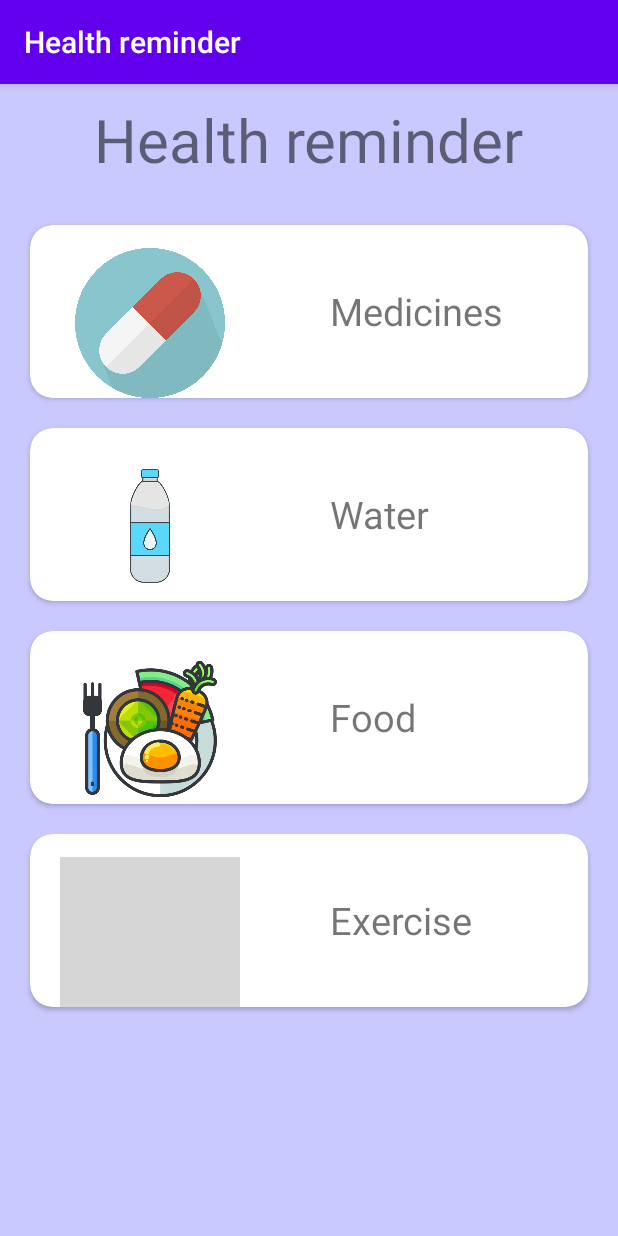
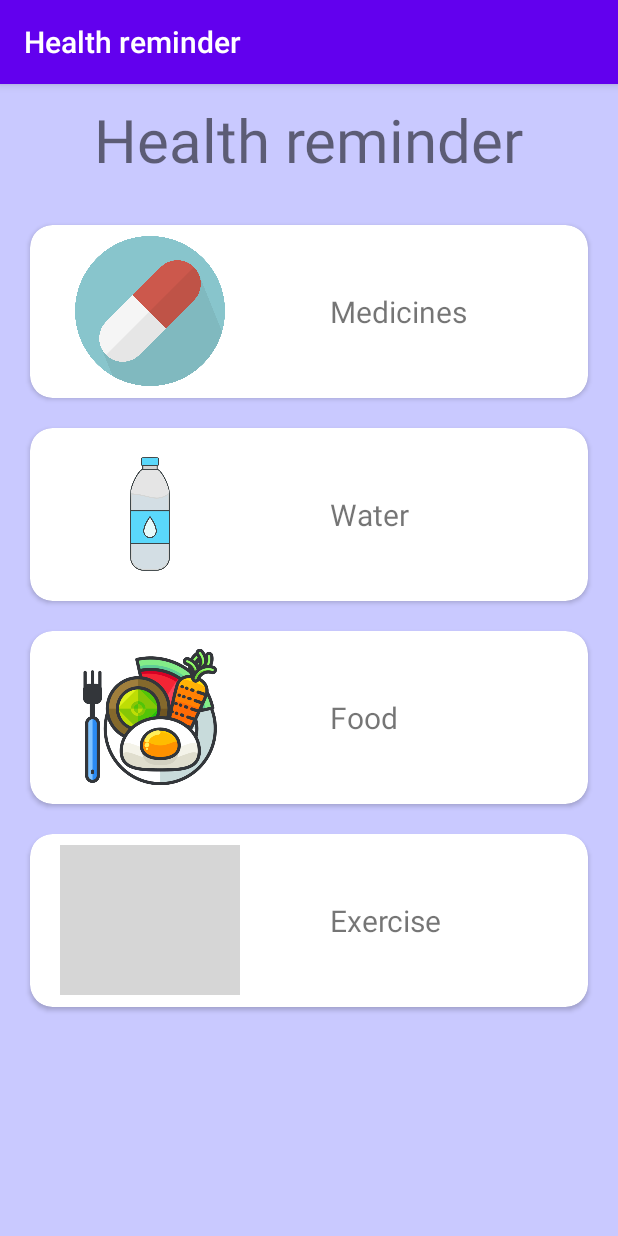
Before and after one commit to Gaurav2807/Health-Reminder, an Android app: the screen it shows after launch (MainActivity), on a phone screen of 412 x 824 dp. Run offline under Robolectric (Android 15) with nearby library versions, the phone set to English and light mode, and no system bars; grey boxes are pictures that could not be loaded.

Commit message:
image align

```diff
--- a/app/src/main/res/layout/activity_main.xml
+++ b/app/src/main/res/layout/activity_main.xml
@@ -50,7 +50,8 @@ tools:context=".MainActivity">
                     android:layout_marginTop="15dp"
                     android:layout_marginLeft="20dp"
                     android:src="@drawable/medicine"
-                    android:id="@+id/Medicine"/>
+                    android:id="@+id/Medicine"
+                    android:layout_centerVertical="true"/>
 
                 <TextView
                     android:layout_width="wrap_content"
@@ -59,7 +60,7 @@ tools:context=".MainActivity">
                     android:layout_centerVertical="true"
                     android:layout_marginLeft="200dp"
                     android:text="Medicines"
-                    android:textSize="25sp"/>
+                    android:textSize="20sp"/>
 
             </RelativeLayout>
         </androidx.cardview.widget.CardView>
@@ -87,6 +88,7 @@ tools:context=".MainActivity">
                     android:layout_height="120dp"
                     android:layout_marginTop="15dp"
                     android:layout_marginLeft="20dp"
+                    android:layout_centerVertical="true"
                     android:src="@drawable/water"
                     android:id="@+id/Water"/>
 
@@ -97,7 +99,7 @@ tools:context=".MainActivity">
                     android:layout_centerVertical="true"
                     android:layout_marginLeft="200dp"
                     android:text="Water"
-                    android:textSize="25sp"/>
+                    android:textSize="20sp"/>
             </RelativeLayout>
         </androidx.cardview.widget.CardView>
 
@@ -125,6 +127,7 @@ tools:context=".MainActivity">
                     android:layout_marginTop="15dp"
                     android:layout_marginLeft="20dp"
                     android:src="@drawable/food"
+                    android:layout_centerVertical="true"
                     android:id="@+id/Food"/>
 
                 <TextView
@@ -134,7 +137,7 @@ tools:context=".MainActivity">
                     android:layout_centerVertical="true"
                     android:layout_marginLeft="200dp"
                     android:text="Food"
-                    android:textSize="25sp" />
+                    android:textSize="20sp" />
             </RelativeLayout>
         </androidx.cardview.widget.CardView>
 
@@ -162,6 +165,7 @@ tools:context=".MainActivity">
                     android:layout_marginTop="15dp"
                     android:layout_marginLeft="20dp"
                     android:src="@drawable/exercise"
+                    android:layout_centerVertical="true"
                     android:id="@+id/Exercise"/>
 
                 <TextView
@@ -171,7 +175,7 @@ tools:context=".MainActivity">
                     android:layout_centerVertical="true"
                     android:layout_marginLeft="200dp"
                     android:text="Exercise"
-                    android:textSize="25sp" />
+                    android:textSize="20sp" />
             </RelativeLayout>
         </androidx.cardview.widget.CardView>
 
```
